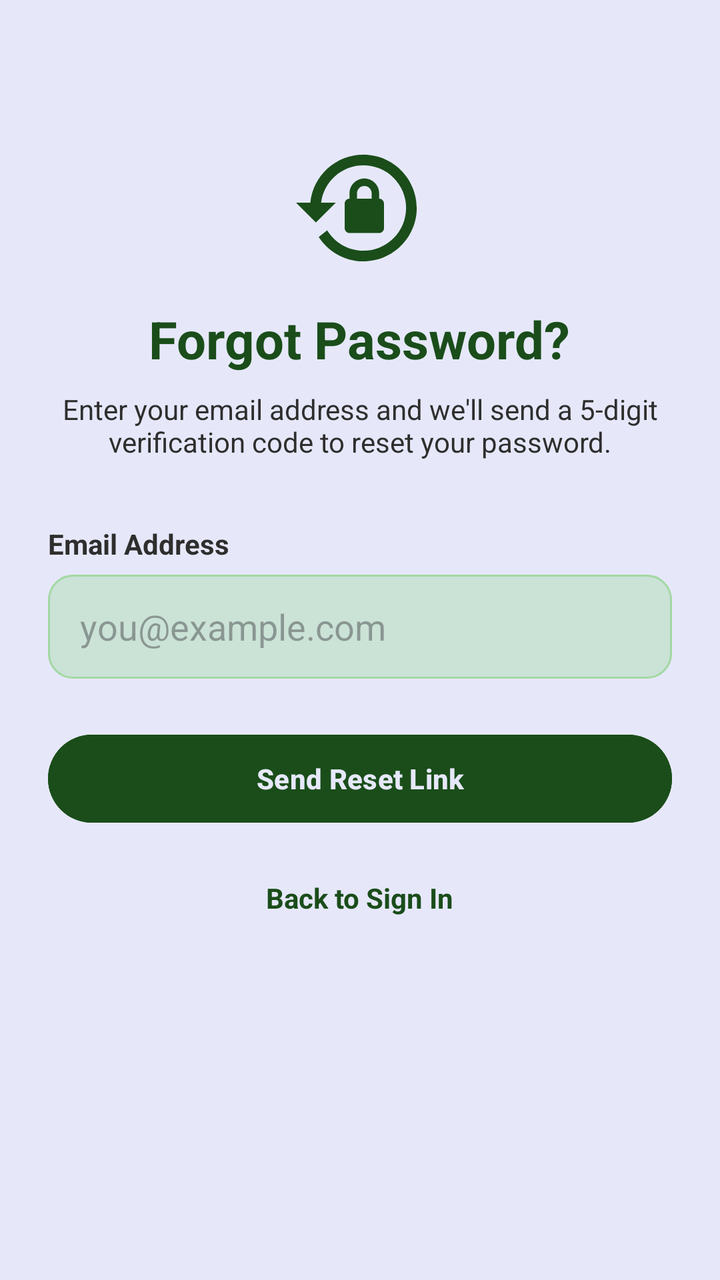
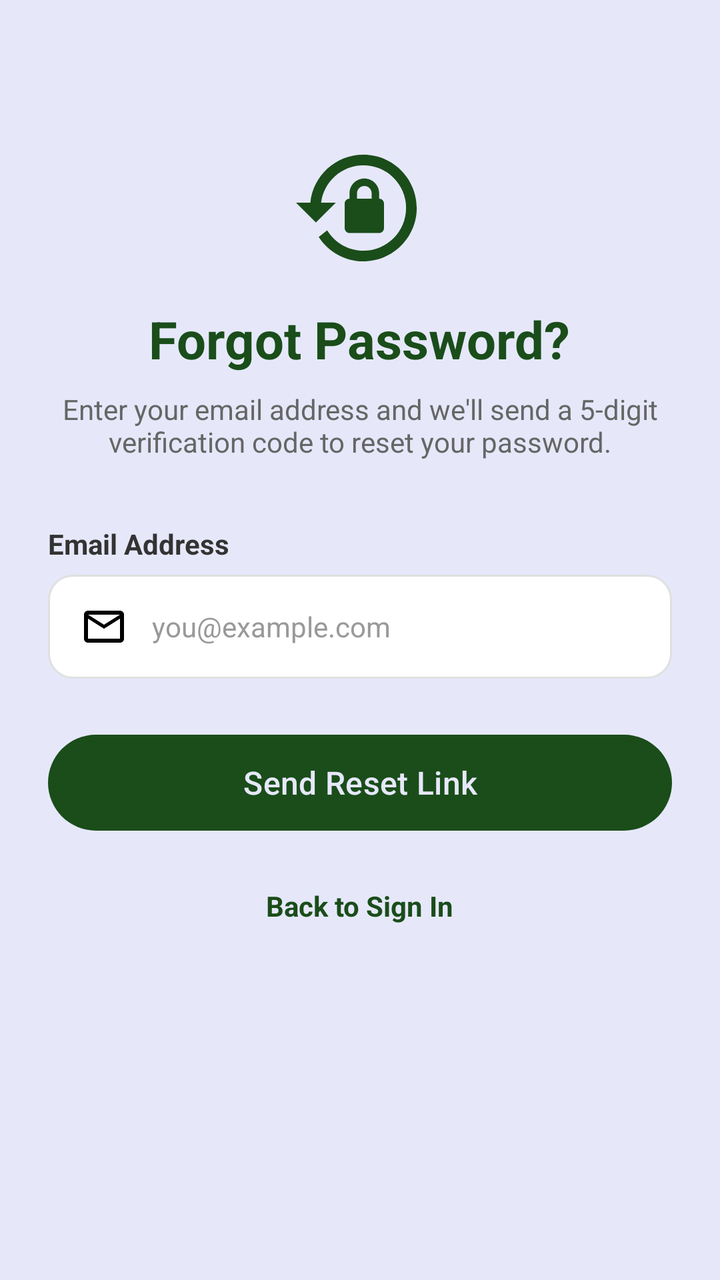

Before-and-after screenshots of an Android layout around one commit, followed by the original layout XML and the change that was made.
<!-- AndroidManifest.xml: application theme Theme.GeoConnect -->
<!-- res/layout/activity_reset_password.xml -->
<?xml version="1.0" encoding="utf-8"?>
<LinearLayout xmlns:android="http://schemas.android.com/apk/res/android"
    android:id="@+id/main"
    android:layout_width="match_parent"
    android:layout_height="match_parent"
    android:orientation="vertical"
    android:gravity="center_horizontal"
    android:padding="24dp"
    android:background="@color/glitter">

    
    <ImageView
        android:layout_width="64dp"
        android:layout_height="64dp"
        android:layout_marginTop="48dp"
        android:src="@drawable/ic_lock_reset"
        android:tint="@color/forest_green"
        android:contentDescription="Reset Password Icon" />

    <TextView
        android:layout_width="wrap_content"
        android:layout_height="wrap_content"
        android:layout_marginTop="16dp"
        android:text="Forgot Password?"
        android:textColor="@color/forest_green"
        android:textSize="26sp"
        android:textStyle="bold" />

    <TextView
        android:layout_width="match_parent"
        android:layout_height="wrap_content"
        android:layout_marginTop="8dp"
        android:gravity="center"
        android:text="Enter your email address and we'll send a 5-digit verification code to reset your password."
        android:textColor="@color/black"
        android:textSize="14sp" />

    
    <LinearLayout
        android:layout_width="match_parent"
        android:layout_height="wrap_content"
        android:layout_marginTop="32dp"
        android:orientation="vertical">

        <TextView
            android:layout_width="wrap_content"
            android:layout_height="wrap_content"
            android:text="Email Address"
            android:textColor="@color/black"
            android:textStyle="bold" />

        <EditText
            android:id="@+id/etEmail"
            android:layout_width="match_parent"
            android:layout_height="52dp"
            android:layout_marginTop="6dp"
            android:background="@drawable/bg_input"
            android:hint="you@example.com"
            android:inputType="textEmailAddress"
            android:paddingStart="16dp"
            android:paddingEnd="16dp"
            android:textColor="@color/black" />

        <Button
            android:id="@+id/btnSendLink"
            android:layout_width="match_parent"
            android:layout_height="52dp"
            android:layout_marginTop="24dp"
            android:backgroundTint="@color/forest_green"
            android:text="Send Reset Link"
            android:textColor="@color/glitter"
            android:textStyle="bold" />
    </LinearLayout>

    <TextView
        android:id="@+id/tvBackToSignIn"
        android:layout_width="wrap_content"
        android:layout_height="wrap_content"
        android:layout_marginTop="24dp"
        android:text="Back to Sign In"
        android:textColor="@color/forest_green"
        android:textStyle="bold" />
</LinearLayout>
<!-- resources referenced by this layout -->
<resources>
  <color name="black">#2E2E2E</color>
  <color name="forest_green">#1A4D1A</color>
  <color name="glitter">#E6E8FA</color>
  <!-- drawable bg_input (drawable) -->
  <?xml version="1.0" encoding="utf-8"?>
      <shape xmlns:android="http://schemas.android.com/apk/res/android">
          <solid android:color="#66A2D8A2" />
          <stroke android:width="1dp" android:color="@color/sage_green" />
          <corners android:radius="12dp" />
      </shape>
  <!-- drawable ic_lock_reset (drawable) -->
  <vector xmlns:android="http://schemas.android.com/apk/res/android" android:height="24dp" android:width="24dp" android:viewportWidth="24" android:viewportHeight="24">
      <path android:fillColor="#000000" android:pathData="M12.63,2C18.16,2 22.64,6.5 22.64,12C22.64,17.5 18.16,22 12.63,22C9.12,22 6.05,20.18 4.26,17.43L5.84,16.18C7.25,18.47 9.76,20 12.64,20A8,8 0 0,0 20.64,12A8,8 0 0,0 12.64,4C8.56,4 5.2,7.06 4.71,11H7.47L3.73,14.73L0,11H2.69C3.19,5.95 7.45,2 12.63,2M15.59,10.24C16.09,10.25 16.5,10.65 16.5,11.16V15.77C16.5,16.27 16.09,16.69 15.58,16.69H10.05C9.54,16.69 9.13,16.27 9.13,15.77V11.16C9.13,10.65 9.54,10.25 10.04,10.24V9.23C10.04,7.7 11.29,6.46 12.81,6.46C14.34,6.46 15.59,7.7 15.59,9.23V10.24M12.81,7.86C12.06,7.86 11.44,8.47 11.44,9.23V10.24H14.19V9.23C14.19,8.47 13.57,7.86 12.81,7.86Z"/>
  </vector>
  <style name="Theme.GeoConnect" parent="Base.Theme.GeoConnect" />
  <color name="sage_green">#A2D8A2</color>
  <style name="Base.Theme.GeoConnect" parent="Theme.Material3.DayNight.NoActionBar">
          
          
      </style>
</resources>

<!-- the commit's change to res/layout/activity_reset_password.xml (unified diff, before → after) -->
@@ -1,83 +1,98 @@
 <?xml version="1.0" encoding="utf-8"?>
-<LinearLayout xmlns:android="http://schemas.android.com/apk/res/android"
-    android:id="@+id/main"
+<ScrollView xmlns:android="http://schemas.android.com/apk/res/android"
+    xmlns:app="http://schemas.android.com/apk/res-auto"
     android:layout_width="match_parent"
     android:layout_height="match_parent"
-    android:orientation="vertical"
-    android:gravity="center_horizontal"
-    android:padding="24dp"
-    android:background="@color/glitter">
+    android:background="@color/glitter"
+    android:fillViewport="true">
 
-    
-    <ImageView
-        android:layout_width="64dp"
-        android:layout_height="64dp"
-        android:layout_marginTop="48dp"
-        android:src="@drawable/ic_lock_reset"
-        android:tint="@color/forest_green"
-        android:contentDescription="Reset Password Icon" />
-
-    <TextView
-        android:layout_width="wrap_content"
-        android:layout_height="wrap_content"
-        android:layout_marginTop="16dp"
-        android:text="Forgot Password?"
-        android:textColor="@color/forest_green"
-        android:textSize="26sp"
-        android:textStyle="bold" />
-
-    <TextView
+    <LinearLayout
+        android:id="@+id/main"
         android:layout_width="match_parent"
         android:layout_height="wrap_content"
-        android:layout_marginTop="8dp"
-        android:gravity="center"
-        android:text="Enter your email address and we'll send a 5-digit verification code to reset your password."
-        android:textColor="@color/black"
-        android:textSize="14sp" />
+        android:orientation="vertical"
+        android:gravity="center_horizontal"
+        android:padding="24dp">
 
-    
-    <LinearLayout
-        android:layout_width="match_parent"
-        android:layout_height="wrap_content"
-        android:layout_marginTop="32dp"
-        android:orientation="vertical">
+        
+        <ImageView
+            android:layout_width="64dp"
+            android:layout_height="64dp"
+            android:layout_marginTop="48dp"
+            android:src="@drawable/ic_lock_reset"
+            android:tint="@color/forest_green"
+            android:contentDescription="Reset Password Icon" />
 
         <TextView
             android:layout_width="wrap_content"
             android:layout_height="wrap_content"
-            android:text="Email Address"
-            android:textColor="@color/black"
+            android:layout_marginTop="16dp"
+            android:text="Forgot Password?"
+            android:textColor="@color/forest_green"
+            android:textSize="26sp"
             android:textStyle="bold" />
 
-        <EditText
-            android:id="@+id/etEmail"
+        <TextView
             android:layout_width="match_parent"
-            android:layout_height="52dp"
-            android:layout_marginTop="6dp"
-            android:background="@drawable/bg_input"
-            android:hint="you@example.com"
-            android:inputType="textEmailAddress"
-            android:paddingStart="16dp"
-            android:paddingEnd="16dp"
-            android:textColor="@color/black" />
+            android:layout_height="wrap_content"
+            android:layout_marginTop="8dp"
+            android:gravity="center"
+            android:text="Enter your email address and we'll send a 5-digit verification code to reset your password."
+            android:textColor="#666666"
+            android:textSize="14sp" />
 
-        <Button
-            android:id="@+id/btnSendLink"
+        
+        <LinearLayout
             android:layout_width="match_parent"
-            android:layout_height="52dp"
+            android:layout_height="wrap_content"
+            android:layout_marginTop="32dp"
+            android:orientation="vertical">
+
+            <TextView
+                android:layout_width="wrap_content"
+                android:layout_height="wrap_content"
+                android:text="Email Address"
+                android:textColor="#333333"
+                android:textSize="14sp"
+                android:textStyle="bold" />
+
+            <EditText
+                android:id="@+id/etEmail"
+                android:layout_width="match_parent"
+                android:layout_height="52dp"
+                android:layout_marginTop="6dp"
+                android:background="@drawable/bg_input_field"
+                android:drawableStart="@drawable/ic_email"
+                android:drawablePadding="12dp"
+                android:hint="you@example.com"
+                android:inputType="textEmailAddress"
+                android:paddingHorizontal="16dp"
+                android:textColor="@color/black"
+                android:textColorHint="#999999"
+                android:textSize="14sp" />
+
+            <com.google.android.material.button.MaterialButton
+                android:id="@+id/btnSendLink"
+                android:layout_width="match_parent"
+                android:layout_height="56dp"
+                android:layout_marginTop="24dp"
+                android:text="Send Reset Link"
+                android:textColor="@color/glitter"
+                android:textSize="16sp"
+                android:textAllCaps="false"
+                app:backgroundTint="@color/forest_green"
+                app:cornerRadius="28dp"
+                app:elevation="0dp" />
+        </LinearLayout>
+
+        <TextView
+            android:id="@+id/tvBackToSignIn"
+            android:layout_width="wrap_content"
+            android:layout_height="wrap_content"
             android:layout_marginTop="24dp"
-            android:backgroundTint="@color/forest_green"
-            android:text="Send Reset Link"
-            android:textColor="@color/glitter"
+            android:text="Back to Sign In"
+            android:textColor="@color/forest_green"
+            android:textSize="14sp"
             android:textStyle="bold" />
     </LinearLayout>
-
-    <TextView
-        android:id="@+id/tvBackToSignIn"
-        android:layout_width="wrap_content"
-        android:layout_height="wrap_content"
-        android:layout_marginTop="24dp"
-        android:text="Back to Sign In"
-        android:textColor="@color/forest_green"
-        android:textStyle="bold" />
-</LinearLayout>
+</ScrollView>
<!-- resource entries referenced after the edit -->
@@ -3,19 +3,23 @@
   <color name="black">#2E2E2E</color>
   <color name="forest_green">#1A4D1A</color>
   <color name="glitter">#E6E8FA</color>
-  <!-- drawable bg_input (drawable) -->
+  <!-- drawable bg_input_field (drawable) -->
   <?xml version="1.0" encoding="utf-8"?>
-      <shape xmlns:android="http://schemas.android.com/apk/res/android">
-          <solid android:color="#66A2D8A2" />
-          <stroke android:width="1dp" android:color="@color/sage_green" />
-          <corners android:radius="12dp" />
-      </shape>
+  <shape xmlns:android="http://schemas.android.com/apk/res/android"
+      android:shape="rectangle">
+      <solid android:color="#FFFFFF" />
+      <corners android:radius="12dp" />
+      <stroke android:width="1dp" android:color="#E0E0E0" />
+  </shape>
+  <!-- drawable ic_email (drawable) -->
+  <vector xmlns:android="http://schemas.android.com/apk/res/android" android:height="24dp" android:width="24dp" android:viewportWidth="24" android:viewportHeight="24">
+      <path android:fillColor="#000000" android:pathData="M22 6C22 4.9 21.1 4 20 4H4C2.9 4 2 4.9 2 6V18C2 19.1 2.9 20 4 20H20C21.1 20 22 19.1 22 18V6M20 6L12 11L4 6H20M20 18H4V8L12 13L20 8V18Z"/>
+  </vector>
   <!-- drawable ic_lock_reset (drawable) -->
   <vector xmlns:android="http://schemas.android.com/apk/res/android" android:height="24dp" android:width="24dp" android:viewportWidth="24" android:viewportHeight="24">
       <path android:fillColor="#000000" android:pathData="M12.63,2C18.16,2 22.64,6.5 22.64,12C22.64,17.5 18.16,22 12.63,22C9.12,22 6.05,20.18 4.26,17.43L5.84,16.18C7.25,18.47 9.76,20 12.64,20A8,8 0 0,0 20.64,12A8,8 0 0,0 12.64,4C8.56,4 5.2,7.06 4.71,11H7.47L3.73,14.73L0,11H2.69C3.19,5.95 7.45,2 12.63,2M15.59,10.24C16.09,10.25 16.5,10.65 16.5,11.16V15.77C16.5,16.27 16.09,16.69 15.58,16.69H10.05C9.54,16.69 9.13,16.27 9.13,15.77V11.16C9.13,10.65 9.54,10.25 10.04,10.24V9.23C10.04,7.7 11.29,6.46 12.81,6.46C14.34,6.46 15.59,7.7 15.59,9.23V10.24M12.81,7.86C12.06,7.86 11.44,8.47 11.44,9.23V10.24H14.19V9.23C14.19,8.47 13.57,7.86 12.81,7.86Z"/>
   </vector>
   <style name="Theme.GeoConnect" parent="Base.Theme.GeoConnect" />
-  <color name="sage_green">#A2D8A2</color>
   <style name="Base.Theme.GeoConnect" parent="Theme.Material3.DayNight.NoActionBar">
           
           
